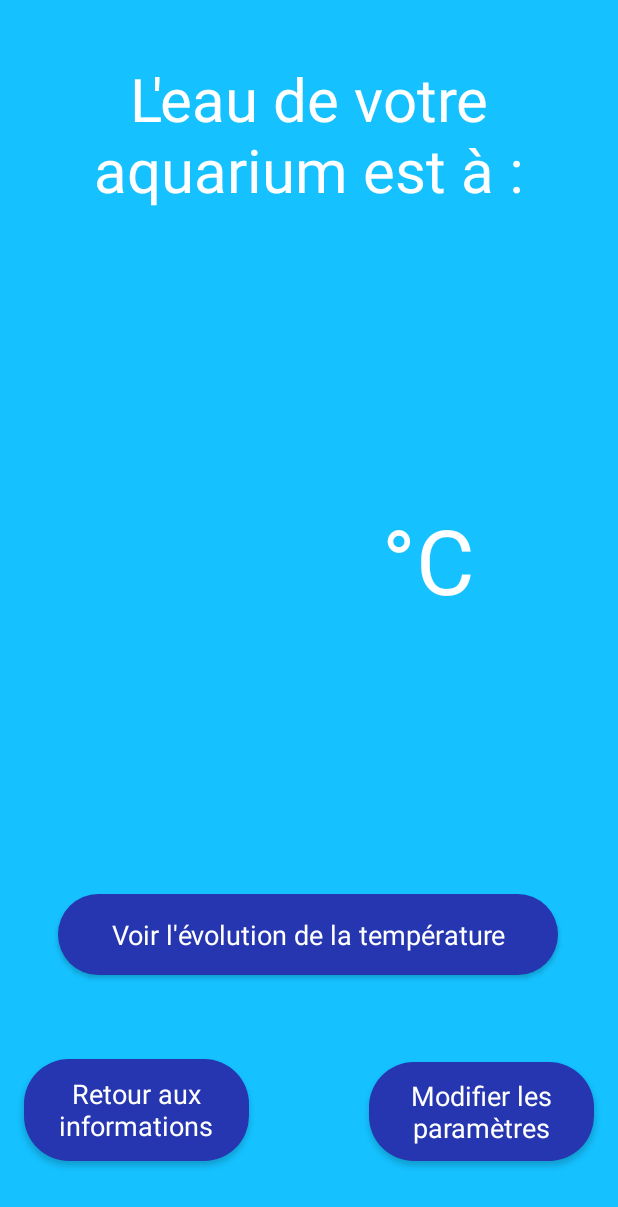
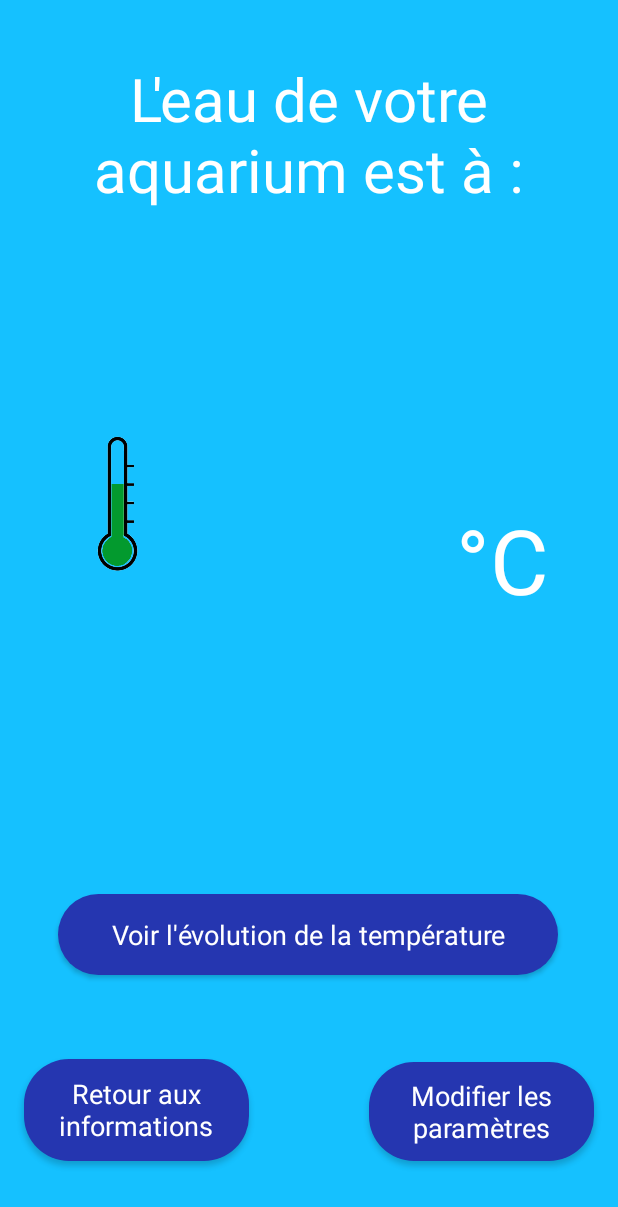
Before and after one commit to LeoThinnes/E-quarium, an Android app: the layout activity_affichage_temperature.xml on its own in the app's theme, with its tools: preview values and no code run, on a phone screen of 412 x 824 dp. Shown: the top 1207 px of the screen. Run offline under Robolectric (Android 15) with nearby library versions, the phone set to English and light mode, and no system bars.

Commit message:
lecture bd

```diff
--- a/Application/app/src/main/res/layout/activity_affichage_temperature.xml
+++ b/Application/app/src/main/res/layout/activity_affichage_temperature.xml
@@ -70,19 +70,19 @@
 
     <TextView
         android:id="@+id/temp"
-        android:layout_width="98dp"
-        android:layout_height="78dp"
+        android:layout_width="181dp"
+        android:layout_height="66dp"
         android:gravity="center_horizontal"
         android:text=""
         android:textAlignment="center"
         android:textColor="#FFFFFF"
-        android:textSize="60sp"
+        android:textSize="45sp"
         app:layout_constraintBottom_toTopOf="@+id/btnEvol"
         app:layout_constraintEnd_toEndOf="parent"
-        app:layout_constraintHorizontal_bias="0.498"
+        app:layout_constraintHorizontal_bias="0.452"
         app:layout_constraintStart_toStartOf="parent"
         app:layout_constraintTop_toBottomOf="@+id/titreAffichage"
-        app:layout_constraintVertical_bias="0.509" />
+        app:layout_constraintVertical_bias="0.529" />
 
     <TextView
         android:id="@+id/temp2"
@@ -95,9 +95,21 @@
         android:textSize="60sp"
         app:layout_constraintBottom_toTopOf="@+id/btnEvol"
         app:layout_constraintEnd_toEndOf="parent"
-        app:layout_constraintHorizontal_bias="0.753"
+        app:layout_constraintHorizontal_bias="0.91"
         app:layout_constraintStart_toStartOf="parent"
         app:layout_constraintTop_toBottomOf="@+id/titreAffichage"
         app:layout_constraintVertical_bias="0.509" />
 
+    <ImageView
+        android:id="@+id/imageView2"
+        android:layout_width="276dp"
+        android:layout_height="505dp"
+        android:layout_marginEnd="196dp"
+        android:layout_marginRight="196dp"
+        app:layout_constraintBottom_toBottomOf="parent"
+        app:layout_constraintEnd_toEndOf="parent"
+        app:layout_constraintTop_toTopOf="parent"
+        app:layout_constraintVertical_bias="0.261"
+        app:srcCompat="@drawable/normal" />
+
 </androidx.constraintlayout.widget.ConstraintLayout>
```
Also changed, not shown: Application/app/src/main/java/com/e_quarium/myapplication/ParametreTemperature.kt (+26 -4 lines), Application/app/src/main/java/com/e_quarium/myapplication/affichage_temperature.kt (+18 -4 lines), Application/app/src/main/res/drawable/normal.png (added).
